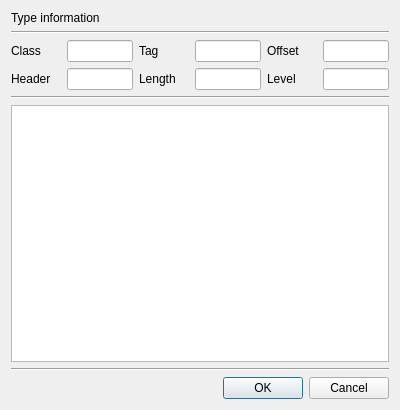
The window that BerViewer/edit_value_dlg.ui (jykim74/BerEditor) describes before a commit, drawn with Qt 5.
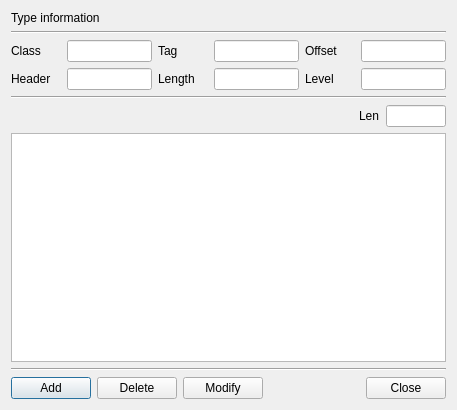
The same window after the commit.

What changed in the file:
```diff
--- a/BerViewer/edit_value_dlg.ui
+++ b/BerViewer/edit_value_dlg.ui
@@ -6,7 +6,7 @@
    <rect>
     <x>0</x>
     <y>0</y>
-    <width>400</width>
+    <width>457</width>
     <height>410</height>
    </rect>
   </property>
@@ -163,6 +163,46 @@
      </property>
     </widget>
    </item>
+   <item>
+    <layout class="QGridLayout" name="gridLayout_3">
+     <property name="topMargin">
+      <number>0</number>
+     </property>
+     <item row="0" column="1">
+      <widget class="QLabel" name="label_8">
+       <property name="text">
+        <string>Len</string>
+       </property>
+      </widget>
+     </item>
+     <item row="0" column="2">
+      <widget class="QLineEdit" name="mValueLenText">
+       <property name="maximumSize">
+        <size>
+         <width>60</width>
+         <height>16777215</height>
+        </size>
+       </property>
+       <property name="readOnly">
+        <bool>true</bool>
+       </property>
+      </widget>
+     </item>
+     <item row="0" column="0">
+      <spacer name="horizontalSpacer_2">
+       <property name="orientation">
+        <enum>Qt::Horizontal</enum>
+       </property>
+       <property name="sizeHint" stdset="0">
+        <size>
+         <width>40</width>
+         <height>20</height>
+        </size>
+       </property>
+      </spacer>
+     </item>
+    </layout>
+   </item>
    <item>
     <widget class="QPlainTextEdit" name="mValueText"/>
    </item>
@@ -174,14 +214,52 @@
     </widget>
    </item>
    <item>
-    <widget class="QDialogButtonBox" name="buttonBox">
-     <property name="orientation">
-      <enum>Qt::Horizontal</enum>
+    <layout class="QGridLayout" name="gridLayout_2">
+     <property name="topMargin">
+      <number>0</number>
      </property>
-     <property name="standardButtons">
-      <set>QDialogButtonBox::Cancel|QDialogButtonBox::Ok</set>
-     </property>
-    </widget>
+     <item row="0" column="0">
+      <widget class="QPushButton" name="mAddBtn">
+       <property name="text">
+        <string>Add</string>
+       </property>
+      </widget>
+     </item>
+     <item row="0" column="5">
+      <widget class="QPushButton" name="mCloseBtn">
+       <property name="text">
+        <string>Close</string>
+       </property>
+      </widget>
+     </item>
+     <item row="0" column="1">
+      <widget class="QPushButton" name="mDeleteBtn">
+       <property name="text">
+        <string>Delete</string>
+       </property>
+      </widget>
+     </item>
+     <item row="0" column="4">
+      <spacer name="horizontalSpacer">
+       <property name="orientation">
+        <enum>Qt::Horizontal</enum>
+       </property>
+       <property name="sizeHint" stdset="0">
+        <size>
+         <width>40</width>
+         <height>20</height>
+        </size>
+       </property>
+      </spacer>
+     </item>
+     <item row="0" column="2">
+      <widget class="QPushButton" name="mModifyBtn">
+       <property name="text">
+        <string>Modify</string>
+       </property>
+      </widget>
+     </item>
+    </layout>
    </item>
   </layout>
  </widget>
```
Left out of the diff: 35 changed lines with no effect on the pictures.
